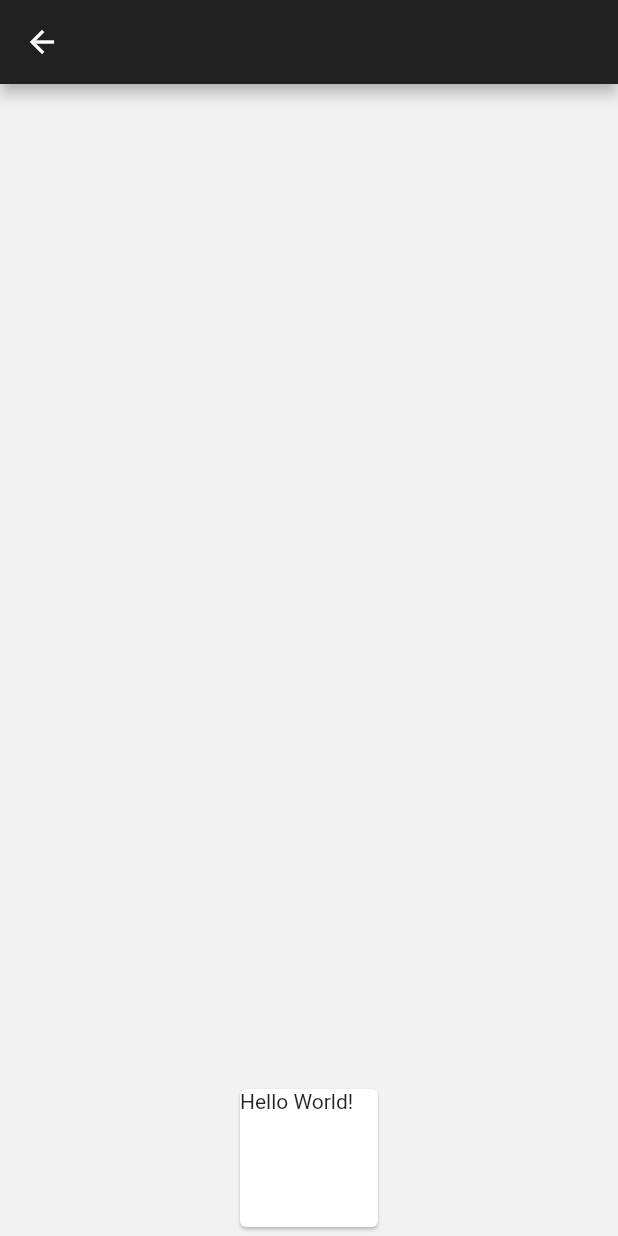
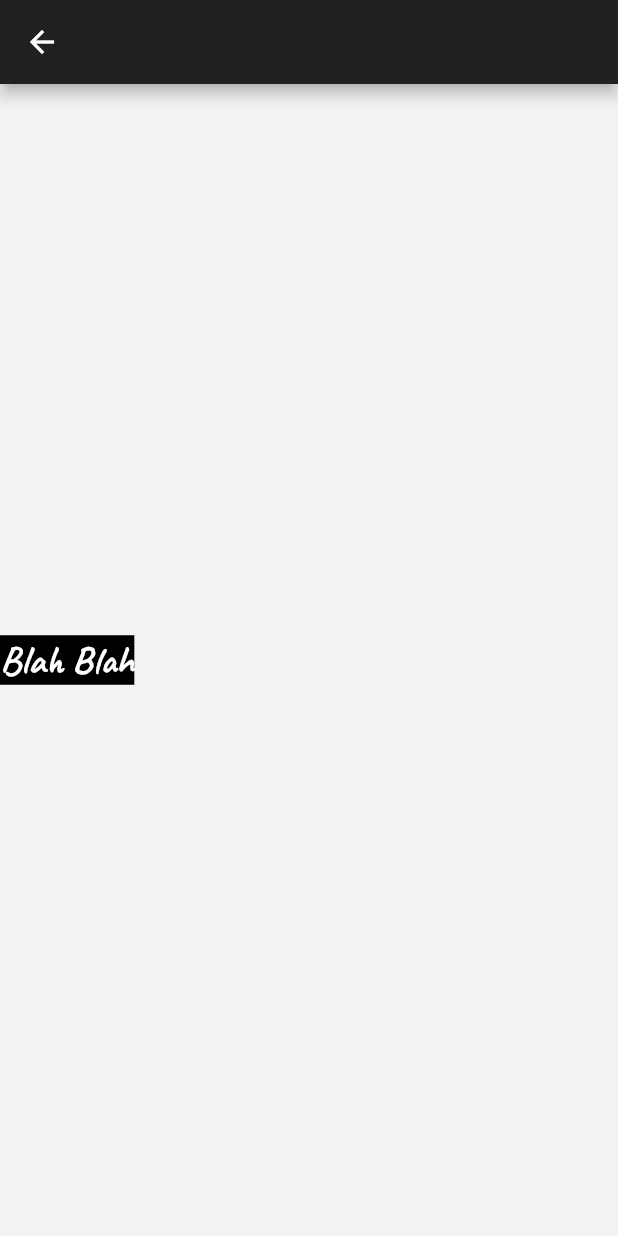
Before and after one commit to Gary-Shelish/Maestro_Demo, a Flutter app: the SheetMusicReading screen opened directly, on a phone screen of 412 x 824 dp. Run offline on Flutter 3.47's test engine with Material 2 defaults, Android fonts, the phone set to English and light mode, and no system bars.

Commit message:
More work has been done towards achieving different levels in each lesson.

```diff
--- /dev/null
+++ b/lib/lessons_tab/Level_Selection/smrLessons.dart
@@ -0,0 +1,29 @@
+import 'package:flutter/material.dart';
+
+class LevelCard extends StatelessWidget {
+  const LevelCard({Key? key, this.title = ''}) : super(key: key);
+
+  final String title;
+
+  @override
+  Widget build(BuildContext context) {
+    return Container(
+      color: const Color(0xff000000),
+      child: Column(
+        mainAxisAlignment: MainAxisAlignment.start,
+        //crossAxisAlignment: CrossAxisAlignment.center,
+        children: <Widget>[
+          Text(
+            title,
+            style: const TextStyle(
+              fontFamily: 'Caveat',
+              fontSize: 26.0,
+              color: Color(0xffffffff),
+              fontWeight: FontWeight.bold,
+            ),
+          ),
+        ],
+      ),
+    );
+  }
+}
--- a/lib/lessons/lesson_card_selection.dart
+++ b/lib/lessons_tab/lesson_card_selection.dart
@@ -1,6 +1,6 @@
 import 'package:flutter/material.dart';
-import 'package:maestrohomescreen/lessons/lesson_card.dart';
-import 'package:maestrohomescreen/lessons/sheet_music_reading.dart';
+import 'package:maestrohomescreen/lessons_tab/lesson_card.dart';
+import 'package:maestrohomescreen/lessons_tab/sheet_music_reading.dart';
 
 class LessonCardSelection extends StatelessWidget {
   const LessonCardSelection({Key? key}) : super(key: key);
--- a/lib/lessons/sheet_music_reading.dart
+++ b/lib/lessons_tab/sheet_music_reading.dart
@@ -1,5 +1,5 @@
 import 'package:flutter/material.dart';
-import 'package:flutter/widgets.dart';
+import 'package:maestrohomescreen/lessons_tab/Level_Selection/smrLessons.dart';
 
 class SheetMusicReading extends StatelessWidget {
   const SheetMusicReading({Key? key}) : super(key: key);
@@ -12,17 +12,9 @@ class SheetMusicReading extends StatelessWidget {
       backgroundColor: const Color(0xfff2f2f2),
       body: SafeArea(
         child: Column(
-          mainAxisAlignment: MainAxisAlignment.end,
+          mainAxisAlignment: MainAxisAlignment.center,
           children: const [
-            SizedBox(
-              height: 100,
-              width: 100,
-              child: Card(child: Text('Hello World!')),
-            ),
-            SizedBox(
-              height: 2,
-              child: Center(child: Text('Sheet Music Reading')),
-            ),
+            LevelCard(title: "Blah Blah"),
           ],
         ),
       ),
--- a/lib/main.dart
+++ b/lib/main.dart
@@ -1,5 +1,5 @@
 import 'package:flutter/material.dart';
-import 'package:maestrohomescreen/lessons/lesson_card_selection.dart';
+import 'package:maestrohomescreen/lessons_tab/lesson_card_selection.dart';
 import 'package:maestrohomescreen/timer.dart';
 import 'package:maestrohomescreen/songs.dart';
 
```
Also changed, not shown: lib/lessons_tab/lesson_card.dart (renamed from lib/lessons/lesson_card.dart).
